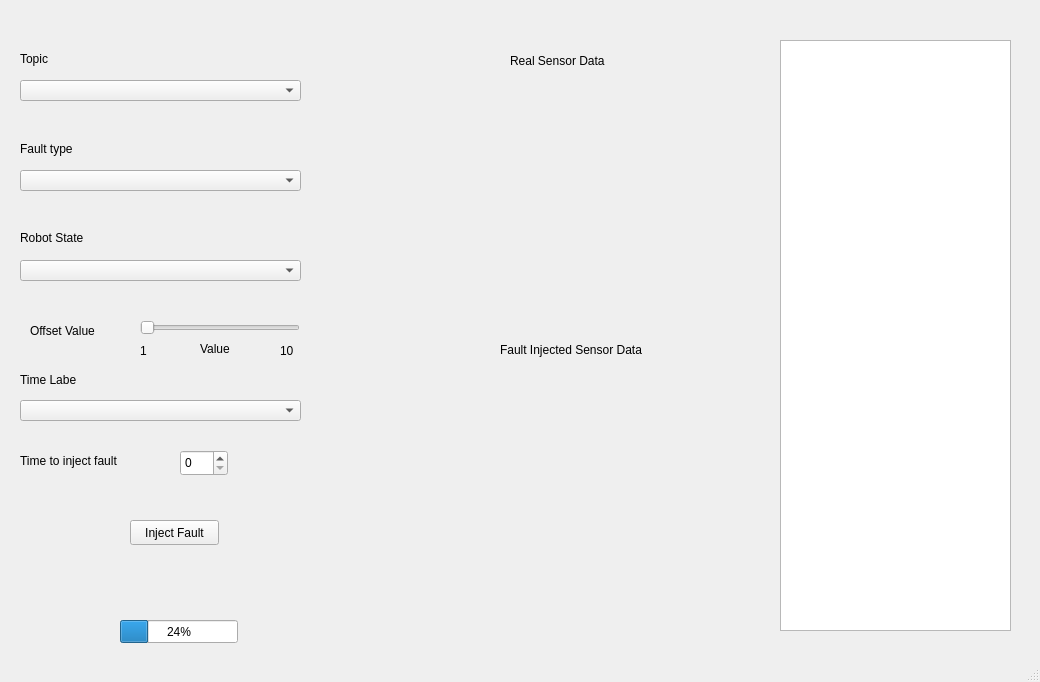
Old version of the form src/robot_fi_tool/src/ui3.ui in the repository SHARATHbhushan/panda_fault_injection_block.
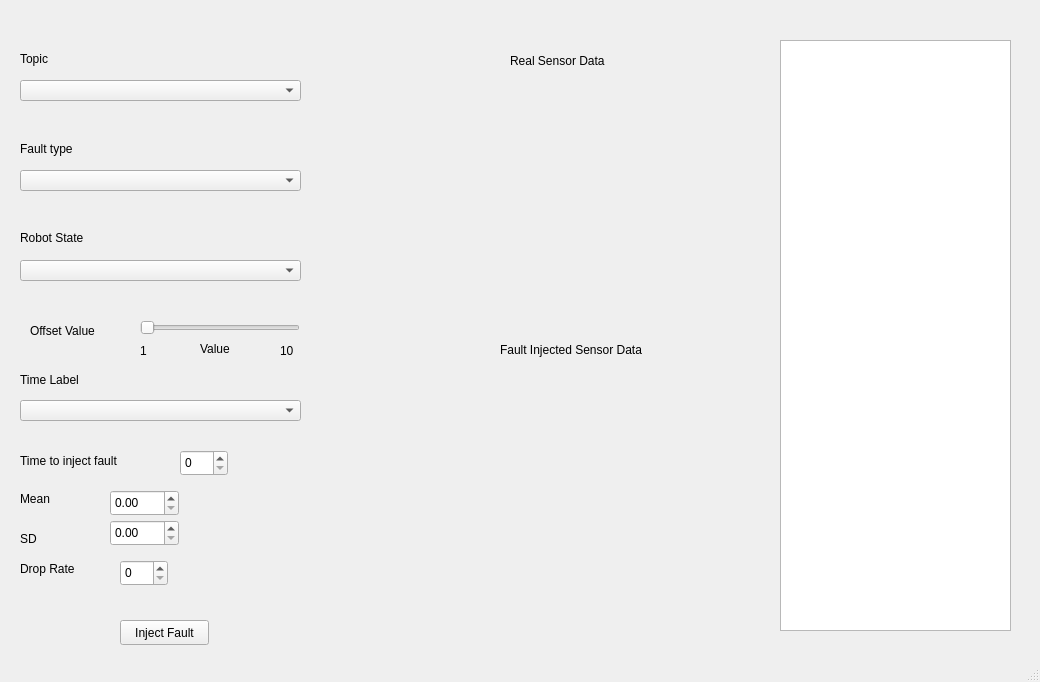
New version of the form.

```diff
--- a/src/robot_fi_tool/src/ui3.ui
+++ b/src/robot_fi_tool/src/ui3.ui
@@ -76,8 +76,8 @@
    <widget class="QPushButton" name="pushButton">
     <property name="geometry">
      <rect>
-      <x>130</x>
-      <y>520</y>
+      <x>120</x>
+      <y>620</y>
       <width>89</width>
       <height>25</height>
      </rect>
@@ -109,19 +109,6 @@
      <string>Offset Value</string>
     </property>
    </widget>
-   <widget class="QProgressBar" name="progressBar">
-    <property name="geometry">
-     <rect>
-      <x>120</x>
-      <y>620</y>
-      <width>118</width>
-      <height>23</height>
-     </rect>
-    </property>
-    <property name="value">
-     <number>24</number>
-    </property>
-   </widget>
    <widget class="QSlider" name="horizontalSlider">
     <property name="geometry">
      <rect>
@@ -263,7 +250,7 @@
      </rect>
     </property>
     <property name="text">
-     <string>Time Labe</string>
+     <string>Time Label</string>
     </property>
    </widget>
    <widget class="QSpinBox" name="spinBox">
@@ -276,6 +263,75 @@
      </rect>
     </property>
    </widget>
+   <widget class="QLabel" name="label_12">
+    <property name="geometry">
+     <rect>
+      <x>20</x>
+      <y>490</y>
+      <width>67</width>
+      <height>17</height>
+     </rect>
+    </property>
+    <property name="text">
+     <string>Mean</string>
+    </property>
+   </widget>
+   <widget class="QLabel" name="label_13">
+    <property name="geometry">
+     <rect>
+      <x>20</x>
+      <y>530</y>
+      <width>67</width>
+      <height>17</height>
+     </rect>
+    </property>
+    <property name="text">
+     <string>SD</string>
+    </property>
+   </widget>
+   <widget class="QLabel" name="label_14">
+    <property name="geometry">
+     <rect>
+      <x>20</x>
+      <y>560</y>
+      <width>81</width>
+      <height>17</height>
+     </rect>
+    </property>
+    <property name="text">
+     <string>Drop Rate</string>
+    </property>
+   </widget>
+   <widget class="QDoubleSpinBox" name="doubleSpinBox">
+    <property name="geometry">
+     <rect>
+      <x>110</x>
+      <y>490</y>
+      <width>69</width>
+      <height>26</height>
+     </rect>
+    </property>
+   </widget>
+   <widget class="QDoubleSpinBox" name="doubleSpinBox_2">
+    <property name="geometry">
+     <rect>
+      <x>110</x>
+      <y>520</y>
+      <width>69</width>
+      <height>26</height>
+     </rect>
+    </property>
+   </widget>
+   <widget class="QSpinBox" name="spinBox_2">
+    <property name="geometry">
+     <rect>
+      <x>120</x>
+      <y>560</y>
+      <width>48</width>
+      <height>26</height>
+     </rect>
+    </property>
+   </widget>
   </widget>
   <widget class="QStatusBar" name="statusbar"/>
  </widget>
```
